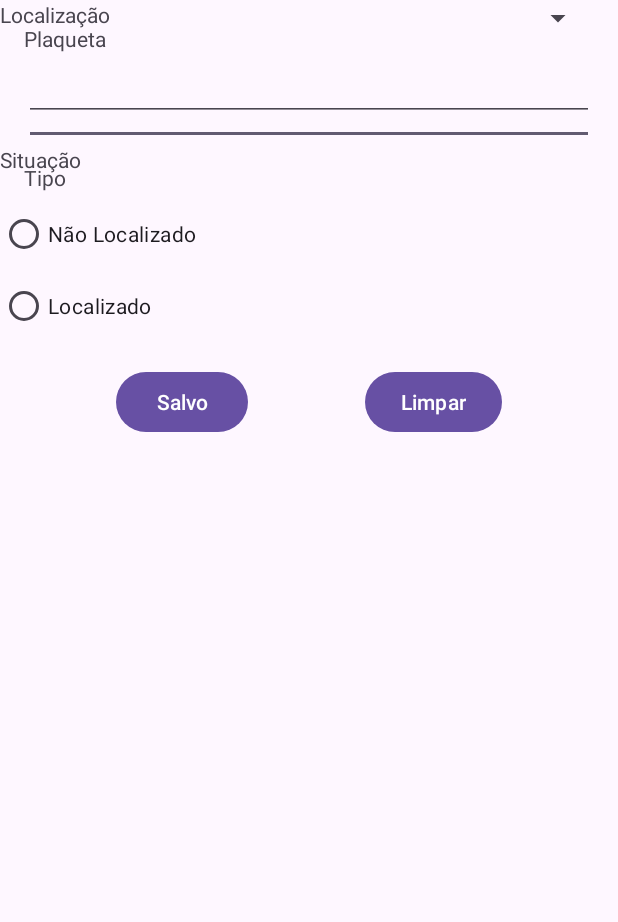
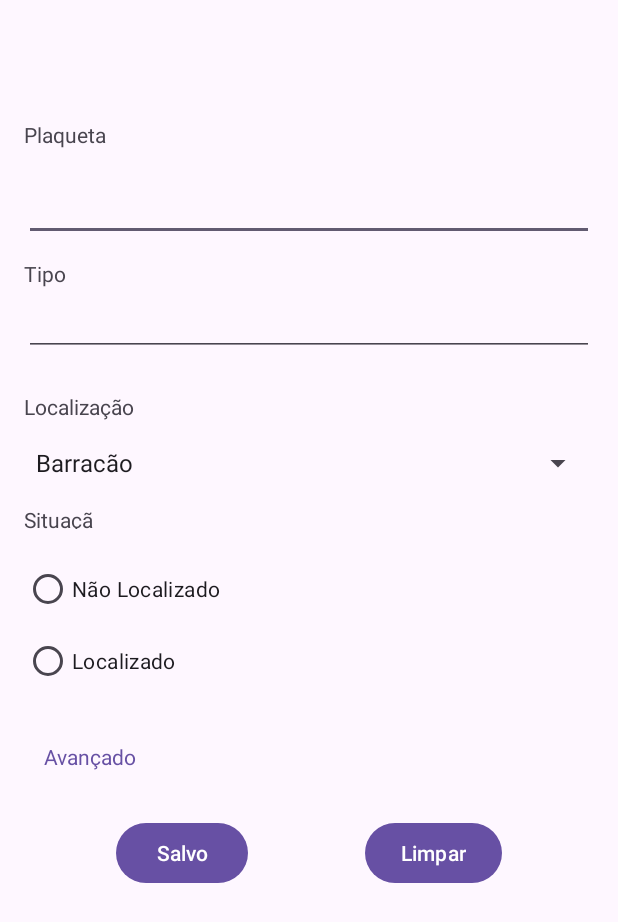
Before and after one commit to PetersonCarneiro/PICKer, an Android app: the screen it shows after launch (MainActivity), on a phone screen of 412 x 824 dp. Shown: the top 922 px of the screen. Run offline under Robolectric (Android 15) with nearby library versions, the phone set to English and light mode, and no system bars.

Commit message:
Feat: create registration screen

```diff
--- a/app/src/main/java/com/br/picker/MainActivity.java
+++ b/app/src/main/java/com/br/picker/MainActivity.java
@@ -5,6 +5,7 @@ import androidx.appcompat.app.AppCompatActivity;
 import android.os.Bundle;
 import android.view.View;
 import android.widget.AdapterView;
+import android.widget.ArrayAdapter;
 import android.widget.EditText;
 import android.widget.RadioGroup;
 import android.widget.Spinner;
@@ -31,44 +32,15 @@ public class MainActivity extends AppCompatActivity {
         radioGroupStatus = findViewById(R.id.radioGroupStatus);
         spinnerLocale = findViewById(R.id.spinnerLocale);
 
-        spinnerLocale.setOnItemSelectedListener(new AdapterView.OnItemSelectedListener() {
-            @Override
-            public void onItemSelected(AdapterView<?> adapterView,
-                                       View view,
-                                       int i,
-                                       long l) {
-                String nome = adapterView.getItemAtPosition(i).toString();
-
-                if(nome.equals(getString(R.string.barracao))){
-                    spinnerLocale();
-                }
-            }
-
-            @Override
-            public void onNothingSelected(AdapterView<?> adapterView) {
-
-            }
-        });
+    }
 
 
-        spinnerLocale();
-
+    public void popularSpinner(int arrauId){
+        ArrayAdapter<CharSequence> adapter =  ArrayAdapter.createFromResource(this,
+                                                                                arrauId,
+                                                                                        android.R.layout.simple_spinner_item);
+        spinnerLocale.setAdapter(adapter);
     }
-
-    private void spinnerLocale(){
-        String[] nomes = getResources().getStringArray(R.array.lacale);
-
-        ArrayList<Locale> locales = new ArrayList<>();
-
-        for(int i = 0; i< nomes.length;i++){
-            locales.add(new Locale(nomes[i]));
-        }
-
-
-        spinnerLocale.setAdapter();
-
-    }
-
     public void clean(View view){
         editTextPlate.setText(null);
         editTextLocale.setText(null);
--- a/app/src/main/res/layout/activity_main.xml
+++ b/app/src/main/res/layout/activity_main.xml
@@ -12,7 +12,7 @@
         android:layout_height="wrap_content"
         android:layout_marginStart="16dp"
         android:layout_marginLeft="16dp"
-        android:layout_marginTop="16dp"
+        android:layout_marginTop="80dp"
         android:text="@string/plaqueta"
         app:layout_constraintStart_toStartOf="parent"
         app:layout_constraintTop_toTopOf="parent" />
@@ -47,7 +47,6 @@
         android:layout_height="wrap_content"
         android:layout_marginStart="16dp"
         android:layout_marginLeft="16dp"
-        android:layout_marginTop="16dp"
         android:layout_marginEnd="16dp"
         android:layout_marginRight="16dp"
         android:ems="10"
@@ -55,15 +54,16 @@
         app:layout_constraintEnd_toEndOf="parent"
         app:layout_constraintHorizontal_bias="0.0"
         app:layout_constraintStart_toStartOf="parent"
-        app:layout_constraintTop_toBottomOf="@+id/textView3" />
+        app:layout_constraintTop_toBottomOf="@+id/textView2" />
 
     <TextView
         android:id="@+id/textView3"
         android:layout_width="wrap_content"
         android:layout_height="wrap_content"
+        android:layout_marginTop="24dp"
         android:text="@string/localizacao"
-        tools:layout_editor_absoluteX="16dp"
-        tools:layout_editor_absoluteY="205dp" />
+        app:layout_constraintStart_toStartOf="@+id/editTextLocale"
+        app:layout_constraintTop_toBottomOf="@+id/editTextLocale" />
 
     <Button
         android:id="@+id/btClean"
@@ -75,7 +75,7 @@
         app:layout_constraintEnd_toEndOf="parent"
         app:layout_constraintHorizontal_bias="0.5"
         app:layout_constraintStart_toEndOf="@+id/btSave"
-        app:layout_constraintTop_toBottomOf="@+id/radioGroupStatus" />
+        app:layout_constraintTop_toBottomOf="@+id/button" />
 
     <Button
         android:id="@+id/btSave"
@@ -90,12 +90,12 @@
 
     <TextView
         android:id="@+id/textView4"
-        android:layout_width="wrap_content"
-        android:layout_height="wrap_content"
+        android:layout_width="50dp"
+        android:layout_height="16dp"
         android:layout_marginTop="16dp"
         android:text="@string/situacao"
-        app:layout_constraintTop_toBottomOf="@+id/editTextLocale"
-        tools:layout_editor_absoluteX="16dp" />
+        app:layout_constraintStart_toStartOf="@+id/spinnerLocale"
+        app:layout_constraintTop_toBottomOf="@+id/spinnerLocale" />
 
     <RadioGroup
         android:id="@+id/radioGroupStatus"
@@ -126,10 +126,24 @@
         android:layout_height="wrap_content"
         android:layout_marginStart="16dp"
         android:layout_marginLeft="16dp"
+        android:layout_marginTop="16dp"
         android:layout_marginEnd="16dp"
         android:layout_marginRight="16dp"
+        android:entries="@array/lacale"
         app:layout_constraintEnd_toEndOf="parent"
+        app:layout_constraintHorizontal_bias="0.0"
         app:layout_constraintStart_toStartOf="parent"
-        tools:layout_editor_absoluteY="141dp" />
+        app:layout_constraintTop_toBottomOf="@+id/textView3" />
+
+    <Button
+        android:id="@+id/button"
+        style="@style/Widget.Material3.Button.TextButton"
+        android:layout_width="wrap_content"
+        android:layout_height="wrap_content"
+        android:layout_marginTop="16dp"
+        android:text="@string/Avançado"
+        android:textAppearance="@style/TextAppearance.AppCompat"
+        app:layout_constraintStart_toStartOf="@+id/radioGroupStatus"
+        app:layout_constraintTop_toBottomOf="@+id/radioGroupStatus" />
 
 </androidx.constraintlayout.widget.ConstraintLayout>
--- a/app/src/main/res/values/strings.xml
+++ b/app/src/main/res/values/strings.xml
@@ -13,4 +13,5 @@
     <string name="coworking1">Coworking 01</string>
     <string name="coworking2">Coworking 02</string>
     <string name="coworking3">Coworking 03</string>
+    <string name="Avançado">Avançado</string>
 </resources>
```
